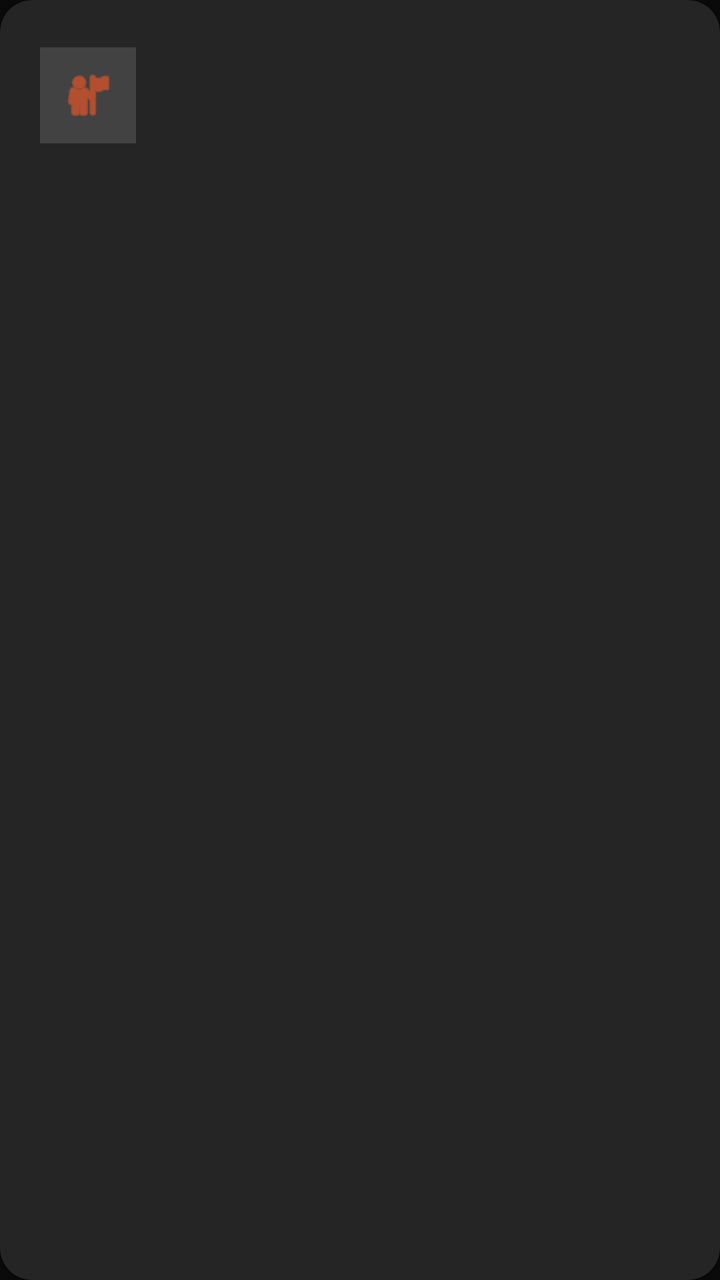
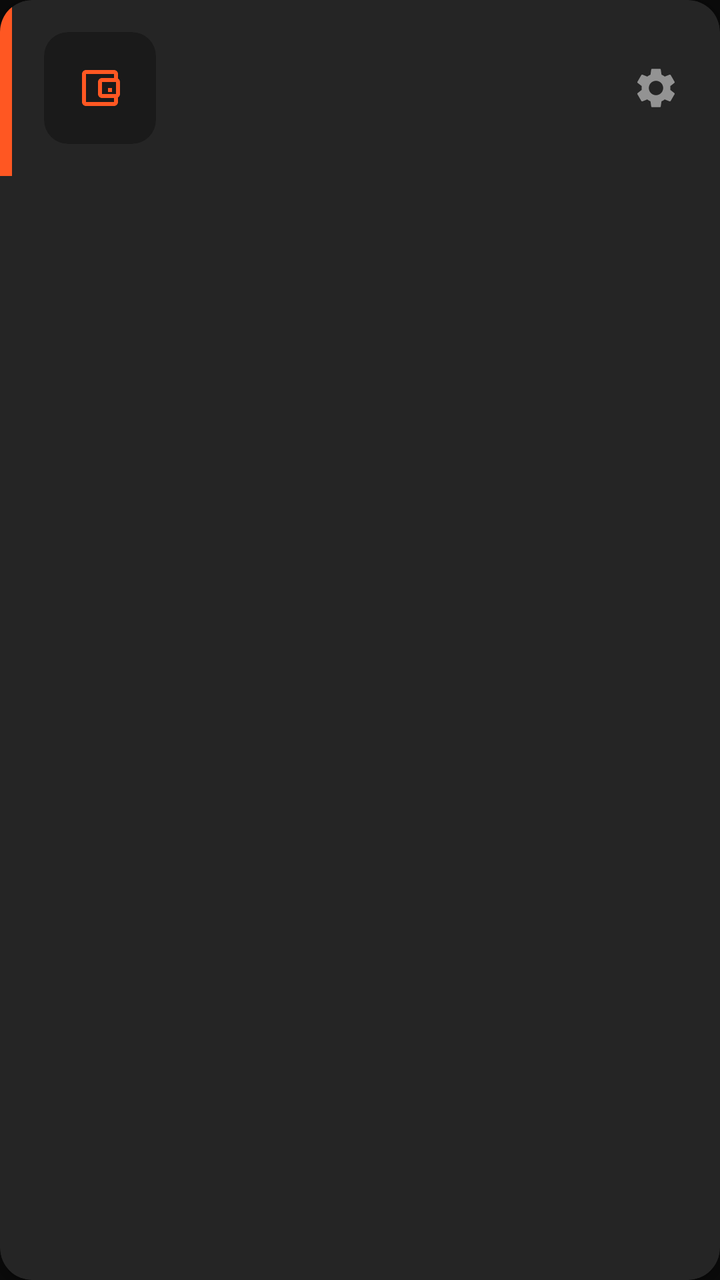

Before-and-after screenshots of an Android layout around one commit, followed by the original layout XML and the change that was made.
<!-- AndroidManifest.xml: application theme Theme.ExpenseTrackerApp -->
<!-- res/layout/item_wallet.xml -->
<?xml version="1.0" encoding="utf-8"?>
<androidx.cardview.widget.CardView xmlns:android="http://schemas.android.com/apk/res/android"
    xmlns:app="http://schemas.android.com/apk/res-auto"
    android:layout_width="match_parent"
    android:layout_height="wrap_content"
    android:layout_marginBottom="12dp"
    app:cardBackgroundColor="@color/card_dark"
    app:cardCornerRadius="16dp"
    app:cardElevation="2dp">

    <LinearLayout
        android:layout_width="match_parent"
        android:layout_height="wrap_content"
        android:orientation="horizontal"
        android:padding="20dp"
        android:gravity="center_vertical">

        <ImageView
            android:layout_width="48dp"
            android:layout_height="48dp"
            android:src="@android:drawable/ic_menu_myplaces"
            app:tint="@color/colorAccent"
            android:background="#22FFFFFF"
            android:padding="10dp" />

        <LinearLayout
            android:layout_width="0dp"
            android:layout_height="wrap_content"
            android:layout_weight="1"
            android:orientation="vertical"
            android:layout_marginStart="16dp">

            <TextView
                android:id="@+id/tv_wallet_name"
                android:layout_width="wrap_content"
                android:layout_height="wrap_content"
                android:textColor="#FFFFFF"
                android:textSize="18sp"
                android:textStyle="bold" />

            <TextView
                android:id="@+id/tv_wallet_balance"
                android:layout_width="wrap_content"
                android:layout_height="wrap_content"
                android:textColor="@color/colorAccent"
                android:textSize="20sp"
                android:textStyle="bold"
                android:layout_marginTop="4dp" />

        </LinearLayout>
    </LinearLayout>

</androidx.cardview.widget.CardView>
<!-- resources referenced by this layout -->
<resources>
  <color name="card_dark">#252525</color>
  <color name="colorAccent">#FF5722</color>
  <style name="Theme.ExpenseTrackerApp" parent="Theme.Material3.DayNight.NoActionBar">
          <item name="colorPrimary">@color/colorPrimary</item>
          <item name="colorPrimaryVariant">@color/colorPrimaryDark</item>
          <item name="colorOnPrimary">@color/white</item>
          <item name="colorSecondary">@color/colorAccent</item>
          <item name="colorSecondaryVariant">@color/colorAccent</item>
          <item name="colorOnSecondary">@color/white</item>
          <item name="android:colorBackground">@color/background_dark</item>
          <item name="android:statusBarColor">@color/background_dark</item>
          <item name="android:navigationBarColor">@color/background_dark</item>
      </style>
  <color name="colorPrimary">#FF5722</color>
  <color name="colorPrimaryDark">#E64A19</color>
  <color name="white">#FFFFFF</color>
  <color name="background_dark">#0A0A0A</color>
</resources>

<!-- the commit's change to res/layout/item_wallet.xml (unified diff, before → after) -->
@@ -3,49 +3,87 @@
     xmlns:app="http://schemas.android.com/apk/res-auto"
     android:layout_width="match_parent"
     android:layout_height="wrap_content"
-    android:layout_marginBottom="12dp"
+    android:layout_marginTop="@dimen/spacing_xs"
+    android:layout_marginBottom="@dimen/spacing_s"
     app:cardBackgroundColor="@color/card_dark"
-    app:cardCornerRadius="16dp"
-    app:cardElevation="2dp">
+    app:cardCornerRadius="@dimen/radius_l"
+    app:cardElevation="3dp">
 
     <LinearLayout
         android:layout_width="match_parent"
         android:layout_height="wrap_content"
-        android:orientation="horizontal"
-        android:padding="20dp"
-        android:gravity="center_vertical">
+        android:orientation="horizontal">
 
-        <ImageView
-            android:layout_width="48dp"
-            android:layout_height="48dp"
-            android:src="@android:drawable/ic_menu_myplaces"
-            app:tint="@color/colorAccent"
-            android:background="#22FFFFFF"
-            android:padding="10dp" />
+        
+        <View
+            android:id="@+id/view_wallet_color_bar"
+            android:layout_width="6dp"
+            android:layout_height="match_parent"
+            android:background="@color/colorAccent" />
 
         <LinearLayout
-            android:layout_width="0dp"
+            android:layout_width="match_parent"
             android:layout_height="wrap_content"
-            android:layout_weight="1"
-            android:orientation="vertical"
-            android:layout_marginStart="16dp">
+            android:orientation="horizontal"
+            android:padding="@dimen/spacing_m"
+            android:gravity="center_vertical">
 
-            <TextView
-                android:id="@+id/tv_wallet_name"
-                android:layout_width="wrap_content"
+            
+            <androidx.cardview.widget.CardView
+                android:id="@+id/cv_wallet_icon_container"
+                android:layout_width="@dimen/thumbnail_size"
+                android:layout_height="@dimen/thumbnail_size"
+                app:cardCornerRadius="@dimen/radius_m"
+                app:cardElevation="0dp"
+                app:cardBackgroundColor="@color/surface_dark">
+
+                <ImageView
+                    android:id="@+id/iv_wallet_icon"
+                    android:layout_width="match_parent"
+                    android:layout_height="match_parent"
+                    android:src="@drawable/ic_wallet"
+                    android:padding="@dimen/spacing_m"
+                    app:tint="@color/colorAccent"
+                    android:contentDescription="Wallet Icon" />
+            </androidx.cardview.widget.CardView>
+
+            <LinearLayout
+                android:layout_width="0dp"
                 android:layout_height="wrap_content"
-                android:textColor="#FFFFFF"
-                android:textSize="18sp"
-                android:textStyle="bold" />
+                android:layout_weight="1"
+                android:orientation="vertical"
+                android:layout_marginStart="@dimen/spacing_m"
+                android:layout_marginEnd="@dimen/spacing_s">
 
-            <TextView
-                android:id="@+id/tv_wallet_balance"
-                android:layout_width="wrap_content"
-                android:layout_height="wrap_content"
-                android:textColor="@color/colorAccent"
-                android:textSize="20sp"
-                android:textStyle="bold"
-                android:layout_marginTop="4dp" />
+                <TextView
+                    android:id="@+id/tv_wallet_name"
+                    android:layout_width="wrap_content"
+                    android:layout_height="wrap_content"
+                    android:textColor="@color/text_primary"
+                    android:textSize="@dimen/text_size_body"
+                    android:textStyle="bold"
+                    android:maxLines="1"
+                    android:ellipsize="end" />
+
+                <TextView
+                    android:id="@+id/tv_wallet_balance"
+                    android:layout_width="wrap_content"
+                    android:layout_height="wrap_content"
+                    android:textColor="@color/income_green"
+                    android:textSize="@dimen/text_size_title"
+                    android:textStyle="bold"
+                    android:layout_marginTop="@dimen/spacing_xxs" />
+
+            </LinearLayout>
+
+            <ImageButton
+                android:id="@+id/btn_wallet_options"
+                android:layout_width="@dimen/button_height_compact"
+                android:layout_height="@dimen/button_height_compact"
+                android:background="?attr/selectableItemBackgroundBorderless"
+                android:src="@drawable/ic_settings"
+                app:tint="@color/text_hint"
+                android:contentDescription="Wallet Options" />
 
         </LinearLayout>
     </LinearLayout>
<!-- resource entries referenced after the edit -->
@@ -2,6 +2,45 @@
 <resources>
   <color name="card_dark">#252525</color>
   <color name="colorAccent">#FF5722</color>
+  <color name="income_green">#4CAF50</color>
+  <color name="surface_dark">#1A1A1A</color>
+  <color name="text_hint">#80FFFFFF</color>
+  <color name="text_primary">#FFFFFF</color>
+  <dimen name="button_height_compact">32dp</dimen>
+  <dimen name="radius_l">16dp</dimen>
+  <dimen name="radius_m">12dp</dimen>
+  <dimen name="spacing_m">16dp</dimen>
+  <dimen name="spacing_s">8dp</dimen>
+  <dimen name="spacing_xs">4dp</dimen>
+  <dimen name="spacing_xxs">2dp</dimen>
+  <dimen name="text_size_body">16sp</dimen>
+  <dimen name="text_size_title">20sp</dimen>
+  <dimen name="thumbnail_size">56dp</dimen>
+  <!-- drawable ic_settings (drawable) -->
+  <vector xmlns:android="http://schemas.android.com/apk/res/android"
+      android:width="24dp"
+      android:height="24dp"
+      android:viewportWidth="24"
+      android:viewportHeight="24"
+      android:tint="?attr/colorControlNormal">
+    <path
+        android:fillColor="@android:color/white"
+        android:pathData="M19.14,12.94c0.04,-0.3 0.06,-0.61 0.06,-0.94c0,-0.32 -0.02,-0.64 -0.07,-0.94l2.03,-1.58c0.18,-0.14 0.23,-0.41 0.12,-0.61l-1.92,-3.32c-0.12,-0.22 -0.37,-0.29 -0.59,-0.22l-2.39,0.96c-0.5,-0.38 -1.03,-0.7 -1.62,-0.94L14.4,2.81c-0.04,-0.24 -0.24,-0.41 -0.48,-0.41h-3.84c-0.24,0 -0.43,0.17 -0.47,0.41L9.25,5.35C8.66,5.59 8.12,5.92 7.63,6.29L5.24,5.33c-0.22,-0.08 -0.47,0 -0.59,0.22L2.74,8.87c-0.12,0.21 -0.08,0.47 0.12,0.61l2.03,1.58c-0.05,0.3 -0.09,0.63 -0.09,0.94s0.02,0.64 0.07,0.94l-2.03,1.58c-0.18,0.14 -0.23,0.41 -0.12,0.61l1.92,3.32c0.12,0.22 0.37,0.29 0.59,0.22l2.39,-0.96c0.5,0.38 1.03,0.7 1.62,0.94l0.36,2.54c0.05,0.24 0.24,0.41 0.48,0.41h3.84c0.24,0 0.44,-0.17 0.47,-0.41l0.36,-2.54c0.59,-0.24 1.13,-0.56 1.62,-0.94l2.39,0.96c0.22,0.08 0.47,0 0.59,-0.22l1.92,-3.32c0.12,-0.22 0.07,-0.47 -0.12,-0.61L19.14,12.94zM12,15.6c-1.98,0 -3.6,-1.62 -3.6,-3.6s1.62,-3.6 3.6,-3.6s3.6,1.62 3.6,3.6S13.98,15.6 12,15.6z"/>
+  </vector>
+  <!-- drawable ic_wallet (drawable) -->
+  <vector xmlns:android="http://schemas.android.com/apk/res/android"
+      android:width="24dp"
+      android:height="24dp"
+      android:viewportWidth="24"
+      android:viewportHeight="24"
+      android:tint="#FFFFFF">
+      <path
+          android:fillColor="@android:color/white"
+          android:pathData="M21,7.28V5c0,-1.1 -0.9,-2 -2,-2H5C3.9,3 3,3.9 3,5v14c0,1.1 0.9,2 2,2h14c1.1,0 2,-0.9 2,-2v-2.28c0.59,-0.35 1,-0.98 1,-1.72V9c0,-0.74 -0.41,-1.37 -1,-1.72zM20,9v6h-7V9h7zM5,19V5h14v2h-6c-1.1,0 -2,0.9 -2,2v6c0,1.1 0.9,2 2,2h6v2H5z" />
+      <path
+          android:fillColor="@android:color/white"
+          android:pathData="M16,12h2v2h-2z" />
+  </vector>
   <style name="Theme.ExpenseTrackerApp" parent="Theme.Material3.DayNight.NoActionBar">
           <item name="colorPrimary">@color/colorPrimary</item>
           <item name="colorPrimaryVariant">@color/colorPrimaryDark</item>
